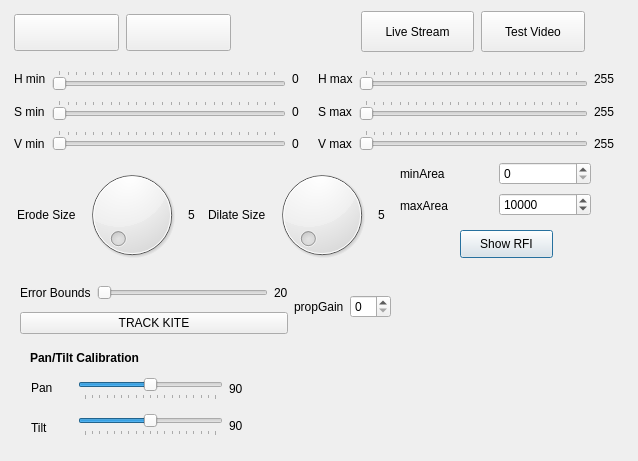
Before: the Qt Designer form KiteControl-Qt/imageprocessing.ui in adrienemery/zenith-wind-power, drawn with Qt 5.
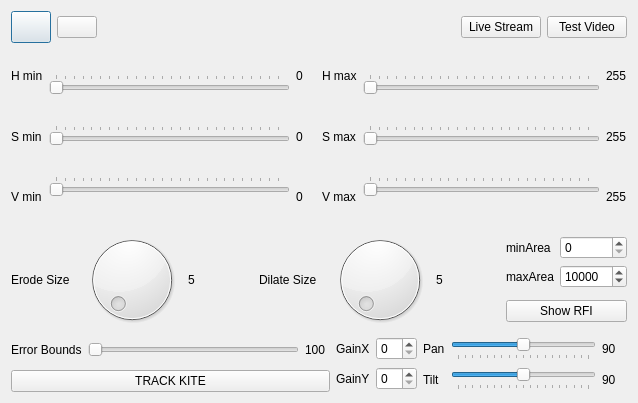
After: the same form once the commit is applied. Icons and pictures are not drawn.

Commit message: cleaned up imageprocessing window

Patch:
```diff
--- a/KiteControl-Qt/imageprocessing.ui
+++ b/KiteControl-Qt/imageprocessing.ui
@@ -7,88 +7,121 @@
     <x>0</x>
     <y>0</y>
     <width>638</width>
-    <height>461</height>
+    <height>403</height>
    </rect>
   </property>
   <property name="windowTitle">
    <string>Dialog</string>
   </property>
-  <widget class="QPushButton" name="pushButton_2">
-   <property name="geometry">
-    <rect>
-     <x>460</x>
-     <y>230</y>
-     <width>93</width>
-     <height>28</height>
-    </rect>
-   </property>
+  <layout class="QGridLayout" name="gridLayout_2">
+   <item row="0" column="0" colspan="4">
+    <layout class="QGridLayout" name="gridLayout">
+     <item row="0" column="0">
+      <layout class="QHBoxLayout" name="horizontalLayout_14">
+       <item>
+        <layout class="QHBoxLayout" name="horizontalLayout_12">
+         <item>
+          <widget class="QPushButton" name="playPause_pushButton">
+           <property name="sizePolicy">
+            <sizepolicy hsizetype="Minimum" vsizetype="Fixed">
+             <horstretch>0</horstretch>
+             <verstretch>0</verstretch>
+            </sizepolicy>
+           </property>
+           <property name="minimumSize">
+            <size>
+             <width>32</width>
+             <height>32</height>
+            </size>
+           </property>
    <property name="text">
-    <string>Show RFI</string>
-   </property>
-  </widget>
-  <widget class="QWidget" name="layoutWidget">
-   <property name="geometry">
-    <rect>
-     <x>400</x>
-     <y>160</y>
-     <width>191</width>
-     <height>59</height>
-    </rect>
-   </property>
-   <layout class="QHBoxLayout" name="horizontalLayout_5">
-    <item>
-     <layout class="QVBoxLayout" name="verticalLayout_11">
-      <item>
-       <widget class="QLabel" name="label_3">
-        <property name="text">
-         <string>minArea</string>
+            <string/>
+           </property>
+           <property name="icon">
+            <iconset resource="MyResources.qrc">
+             <normaloff>:/images/icons/png/64x64/play.png</normaloff>:/images/icons/png/64x64/play.png</iconset>
+           </property>
+           <property name="iconSize">
+            <size>
+             <width>32</width>
+             <height>32</height>
+            </size>
         </property>
        </widget>
       </item>
       <item>
-       <widget class="QLabel" name="label_4">
+          <widget class="QPushButton" name="endStream_pushButton">
         <property name="text">
-         <string>maxArea</string>
-        </property>
+            <string/>
+           </property>
+           <property name="icon">
+            <iconset resource="MyResources.qrc">
+             <normaloff>:/images/icons/png/32x32/stop.png</normaloff>:/images/icons/png/32x32/stop.png</iconset>
+           </property>
+           <property name="iconSize">
+            <size>
+             <width>32</width>
+             <height>32</height>
+            </size>
+           </property>
        </widget>
       </item>
      </layout>
     </item>
     <item>
-     <layout class="QVBoxLayout" name="verticalLayout_10">
+        <spacer name="horizontalSpacer">
+         <property name="orientation">
+          <enum>Qt::Horizontal</enum>
+         </property>
+         <property name="sizeHint" stdset="0">
+          <size>
+           <width>40</width>
+           <height>20</height>
+          </size>
+         </property>
+        </spacer>
+       </item>
       <item>
-       <widget class="QSpinBox" name="minArea_spinBox">
-        <property name="maximum">
-         <number>100000</number>
-        </property>
+        <layout class="QHBoxLayout" name="horizontalLayout_13">
+         <item>
+          <widget class="QPushButton" name="startStream_pushButton">
+           <property name="text">
+            <string>Live Stream</string>
+           </property>
+           <property name="icon">
+            <iconset resource="MyResources.qrc">
+             <normaloff>:/images/icons/png/64x64/webcam.png</normaloff>:/images/icons/png/64x64/webcam.png</iconset>
+           </property>
+           <property name="iconSize">
+            <size>
+             <width>32</width>
+             <height>32</height>
+            </size>
+           </property>
        </widget>
       </item>
       <item>
-       <widget class="QSpinBox" name="maxArea_spinbox">
-        <property name="minimum">
-         <number>100</number>
-        </property>
-        <property name="maximum">
-         <number>100000</number>
-        </property>
-        <property name="value">
-         <number>10000</number>
+          <widget class="QPushButton" name="pushButton">
+           <property name="text">
+            <string>Test Video</string>
+           </property>
+           <property name="icon">
+            <iconset resource="MyResources.qrc">
+             <normaloff>:/images/icons/png/32x32/folder.png</normaloff>:/images/icons/png/32x32/folder.png</iconset>
+           </property>
+           <property name="iconSize">
+            <size>
+             <width>32</width>
+             <height>32</height>
+            </size>
         </property>
        </widget>
       </item>
      </layout>
     </item>
    </layout>
-  </widget>
-  <widget class="QWidget" name="layoutWidget">
-   <property name="geometry">
-    <rect>
-     <x>14</x>
-     <y>66</y>
-     <width>601</width>
-     <height>91</height>
-    </rect>
-   </property>
+     </item>
+     <item row="1" column="0">
    <layout class="QHBoxLayout" name="horizontalLayout_3">
     <item>
      <layout class="QHBoxLayout" name="horizontalLayout">
@@ -303,120 +336,10 @@
      </layout>
     </item>
    </layout>
-  </widget>
-  <widget class="QPushButton" name="startStream_pushButton">
-   <property name="geometry">
-    <rect>
-     <x>361</x>
-     <y>11</y>
-     <width>113</width>
-     <height>41</height>
-    </rect>
-   </property>
-   <property name="text">
-    <string>Live Stream</string>
-   </property>
-   <property name="icon">
-    <iconset resource="MyResources.qrc">
-     <normaloff>:/images/icons/png/64x64/webcam.png</normaloff>:/images/icons/png/64x64/webcam.png</iconset>
-   </property>
-   <property name="iconSize">
-    <size>
-     <width>32</width>
-     <height>32</height>
-    </size>
-   </property>
-  </widget>
-  <widget class="QPushButton" name="pushButton">
-   <property name="geometry">
-    <rect>
-     <x>481</x>
-     <y>11</y>
-     <width>104</width>
-     <height>41</height>
-    </rect>
-   </property>
-   <property name="text">
-    <string>Test Video</string>
-   </property>
-   <property name="icon">
-    <iconset resource="MyResources.qrc">
-     <normaloff>:/images/icons/png/32x32/folder.png</normaloff>:/images/icons/png/32x32/folder.png</iconset>
-   </property>
-   <property name="iconSize">
-    <size>
-     <width>32</width>
-     <height>32</height>
-    </size>
-   </property>
-  </widget>
-  <widget class="QPushButton" name="playPause_pushButton">
-   <property name="geometry">
-    <rect>
-     <x>14</x>
-     <y>14</y>
-     <width>105</width>
-     <height>37</height>
-    </rect>
-   </property>
-   <property name="sizePolicy">
-    <sizepolicy hsizetype="Minimum" vsizetype="Fixed">
-     <horstretch>0</horstretch>
-     <verstretch>0</verstretch>
-    </sizepolicy>
-   </property>
-   <property name="minimumSize">
-    <size>
-     <width>32</width>
-     <height>32</height>
-    </size>
-   </property>
-   <property name="text">
-    <string/>
-   </property>
-   <property name="icon">
-    <iconset resource="MyResources.qrc">
-     <normaloff>:/images/icons/png/64x64/play.png</normaloff>:/images/icons/png/64x64/play.png</iconset>
-   </property>
-   <property name="iconSize">
-    <size>
-     <width>32</width>
-     <height>32</height>
-    </size>
-   </property>
-  </widget>
-  <widget class="QPushButton" name="endStream_pushButton">
-   <property name="geometry">
-    <rect>
-     <x>126</x>
-     <y>14</y>
-     <width>105</width>
-     <height>37</height>
-    </rect>
-   </property>
-   <property name="text">
-    <string/>
-   </property>
-   <property name="icon">
-    <iconset resource="MyResources.qrc">
-     <normaloff>:/images/icons/png/32x32/stop.png</normaloff>:/images/icons/png/32x32/stop.png</iconset>
-   </property>
-   <property name="iconSize">
-    <size>
-     <width>32</width>
-     <height>32</height>
-    </size>
-   </property>
-  </widget>
-  <widget class="QWidget" name="layoutWidget">
-   <property name="geometry">
-    <rect>
-     <x>17</x>
-     <y>163</y>
-     <width>376</width>
-     <height>104</height>
-    </rect>
-   </property>
+     </item>
+    </layout>
+   </item>
+   <item row="1" column="0" colspan="3">
    <layout class="QHBoxLayout" name="horizontalLayout_7">
     <item>
      <layout class="QHBoxLayout" name="horizontalLayout_6">
@@ -487,18 +410,65 @@
      </layout>
     </item>
    </layout>
-  </widget>
-  <widget class="QWidget" name="layoutWidget">
-   <property name="geometry">
-    <rect>
-     <x>20</x>
-     <y>280</y>
-     <width>371</width>
-     <height>54</height>
-    </rect>
-   </property>
-   <layout class="QHBoxLayout" name="horizontalLayout_9">
+   </item>
+   <item row="1" column="3">
+    <layout class="QVBoxLayout" name="verticalLayout_13">
+     <item>
+      <layout class="QHBoxLayout" name="horizontalLayout_5">
+       <item>
+        <layout class="QVBoxLayout" name="verticalLayout_11">
+         <item>
+          <widget class="QLabel" name="label_3">
+           <property name="text">
+            <string>minArea</string>
+           </property>
+          </widget>
+         </item>
+         <item>
+          <widget class="QLabel" name="label_4">
+           <property name="text">
+            <string>maxArea</string>
+           </property>
+          </widget>
+         </item>
+        </layout>
+       </item>
     <item>
+        <layout class="QVBoxLayout" name="verticalLayout_10">
+         <item>
+          <widget class="QSpinBox" name="minArea_spinBox">
+           <property name="maximum">
+            <number>100000</number>
+           </property>
+          </widget>
+         </item>
+         <item>
+          <widget class="QSpinBox" name="maxArea_spinbox">
+           <property name="minimum">
+            <number>100</number>
+           </property>
+           <property name="maximum">
+            <number>100000</number>
+           </property>
+           <property name="value">
+            <number>10000</number>
+           </property>
+          </widget>
+         </item>
+        </layout>
+       </item>
+      </layout>
+     </item>
+     <item>
+      <widget class="QPushButton" name="pushButton_2">
+       <property name="text">
+        <string>Show RFI</string>
+       </property>
+      </widget>
+     </item>
+    </layout>
+   </item>
+   <item row="2" column="0">
      <layout class="QVBoxLayout" name="verticalLayout_5">
       <item>
        <layout class="QHBoxLayout" name="horizontalLayout_8">
@@ -524,8 +494,26 @@
         </item>
         <item>
          <widget class="QLabel" name="label_13">
+         <property name="minimumSize">
+          <size>
+           <width>25</width>
+           <height>0</height>
+          </size>
+         </property>
+         <property name="baseSize">
+          <size>
+           <width>0</width>
+           <height>0</height>
+          </size>
+         </property>
           <property name="text">
-           <string>20</string>
+          <string>100</string>
+         </property>
+         <property name="scaledContents">
+          <bool>true</bool>
+         </property>
+         <property name="textInteractionFlags">
+          <set>Qt::LinksAccessibleByMouse|Qt::TextSelectableByMouse</set>
           </property>
          </widget>
         </item>
@@ -540,10 +528,14 @@
       </item>
      </layout>
     </item>
+   <item row="2" column="1">
+    <layout class="QVBoxLayout" name="verticalLayout_14">
+     <item>
+      <layout class="QHBoxLayout" name="horizontalLayout_15">
     <item>
      <widget class="QLabel" name="label_11">
       <property name="text">
-       <string>propGain</string>
+          <string>GainX</string>
       </property>
      </widget>
     </item>
@@ -551,16 +543,24 @@
      <widget class="QSpinBox" name="propGain_spinBox"/>
     </item>
    </layout>
-  </widget>
-  <widget class="QWidget" name="layoutWidget_2">
-   <property name="geometry">
-    <rect>
-     <x>31</x>
-     <y>370</y>
-     <width>223</width>
-     <height>75</height>
-    </rect>
-   </property>
+     </item>
+     <item>
+      <layout class="QHBoxLayout" name="horizontalLayout_9">
+       <item>
+        <widget class="QLabel" name="label_14">
+         <property name="text">
+          <string>GainY</string>
+         </property>
+        </widget>
+       </item>
+       <item>
+        <widget class="QSpinBox" name="propGain_spinBox_2"/>
+       </item>
+      </layout>
+     </item>
+    </layout>
+   </item>
+   <item row="2" column="2" colspan="2">
    <layout class="QHBoxLayout" name="horizontalLayout_10">
     <item>
      <layout class="QHBoxLayout" name="horizontalLayout_11">
@@ -693,20 +693,8 @@
      </layout>
     </item>
    </layout>
-  </widget>
-  <widget class="QLabel" name="label_14">
-   <property name="geometry">
-    <rect>
-     <x>30</x>
-     <y>350</y>
-     <width>141</width>
-     <height>16</height>
-    </rect>
-   </property>
-   <property name="text">
-    <string>&lt;html&gt;&lt;head/&gt;&lt;body&gt;&lt;p&gt;&lt;span style=&quot; font-weight:600;&quot;&gt;Pan/Tilt Calibration&lt;/span&gt;&lt;/p&gt;&lt;/body&gt;&lt;/html&gt;</string>
-   </property>
-  </widget>
+   </item>
+  </layout>
   <zorder>layoutWidget</zorder>
   <zorder>layoutWidget</zorder>
   <zorder>startStream_pushButton</zorder>
```
Left out of the diff: 1 changed line with no effect on the pictures. Lines whose indentation alone changed are shown as unchanged. The commit also changes 6 other files.
